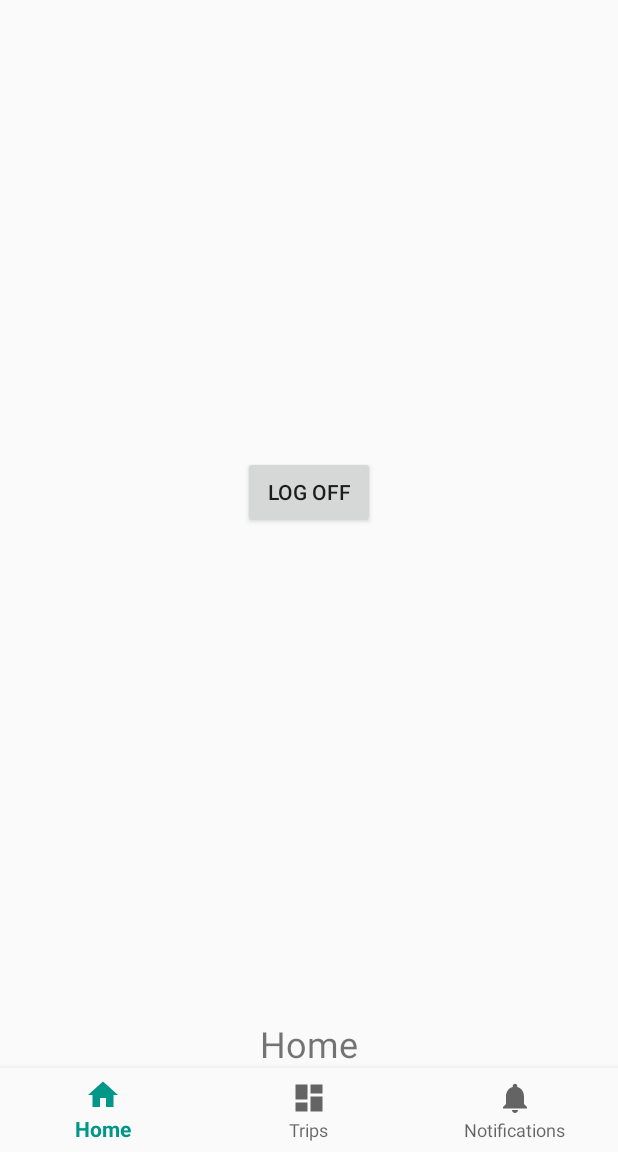
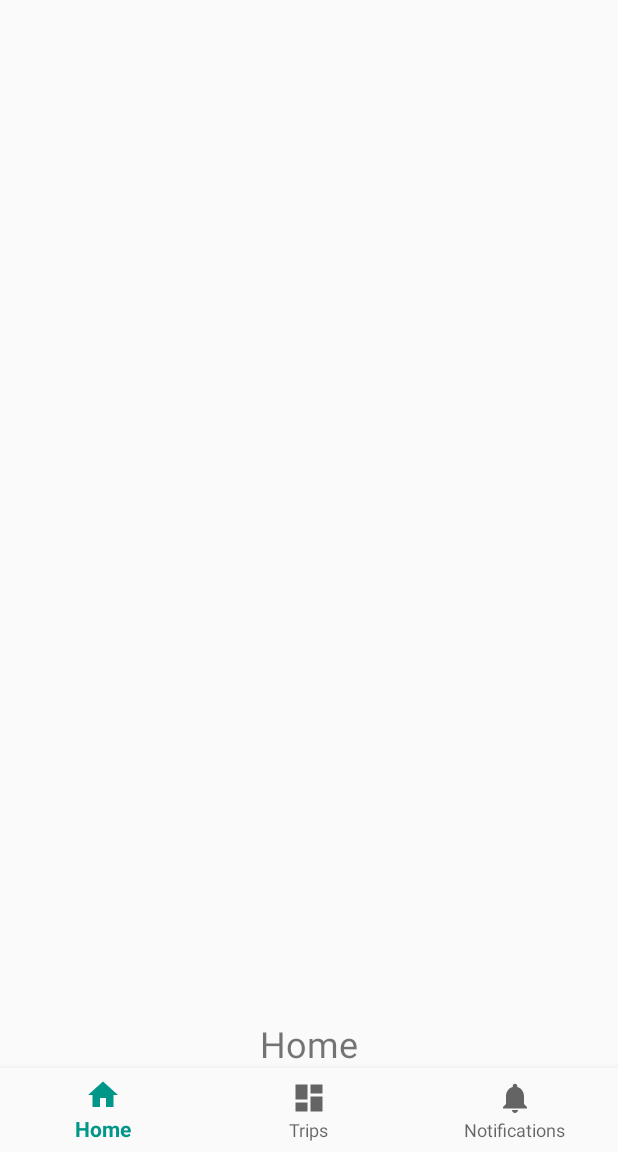
Before and after one commit to Ecko95/DeriveNav, an Android app: the screen it shows after launch once a user with an empty profile is signed in (MainActivity), on a phone screen of 412 x 824 dp, the part 84-1236 px from its top. Run offline under Robolectric (Android 15) with nearby library versions, the phone set to English and light mode, and no system bars; our stand-ins replace ButterKnife, Firebase (no records; nobody signed in at launch, a user with empty details on screens opened directly); libraries missing offline, so code that uses them is left out: com.firebase.ui, com.miguelcatalan.materialsearchview, com.tapadoo.alerter, net.steamcrafted.materialiconlib; plain views replace MaterialSearchView; 7 statements that could not run were skipped.

```diff
--- a/app/src/main/java/com/example/joshua/derivenav/HomeFragment.java
+++ b/app/src/main/java/com/example/joshua/derivenav/HomeFragment.java
@@ -25,9 +25,6 @@ import static com.firebase.ui.auth.AuthUI.getApplicationContext;
 
 
 public class HomeFragment extends Fragment {
-
-    @BindView(R.id.btn_sign_out)
-    Button btnSignOut;
 
     public static HomeFragment newInstance() {
         HomeFragment fragment = new HomeFragment();
--- a/app/src/main/java/com/example/joshua/derivenav/MainActivity.java
+++ b/app/src/main/java/com/example/joshua/derivenav/MainActivity.java
@@ -77,6 +77,7 @@ public class MainActivity extends AppCompatActivity {
             Toast.makeText(this, "You're Logged In", Toast.LENGTH_SHORT).show();
         } else {
             startActivity(new Intent(this, LoginActivity.class));
+            finish();
         }
 
         //runs AppIntro
--- a/app/src/main/res/layout/fragment_home.xml
+++ b/app/src/main/res/layout/fragment_home.xml
@@ -27,14 +27,5 @@
         android:textAlignment="center"
         android:textSize="24sp" />
 
-    <Button
-        android:id="@+id/btn_sign_out"
-        android:layout_width="wrap_content"
-        android:layout_height="wrap_content"
-        android:layout_centerHorizontal="true"
-        android:layout_centerVertical="true"
-        android:onClick="onClick"
-        android:text="Log Off" />
-
 
 </RelativeLayout>
```
Also changed, not shown: app/src/main/java/com/example/joshua/derivenav/LoginActivity.java (+7 -1 lines).
